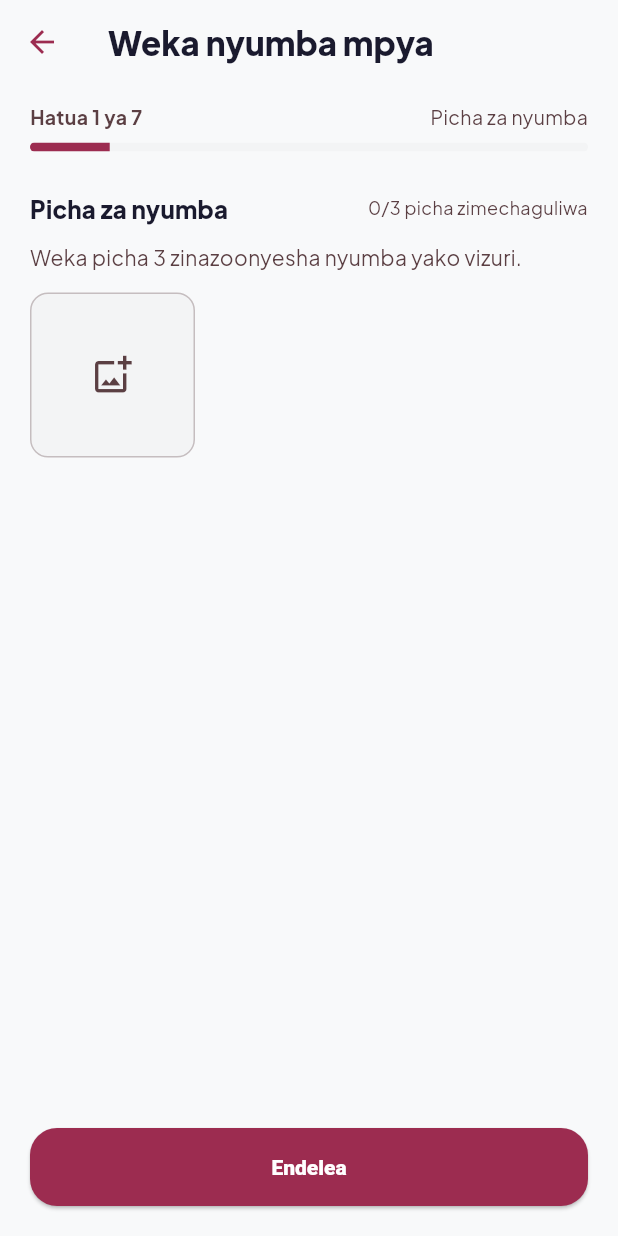
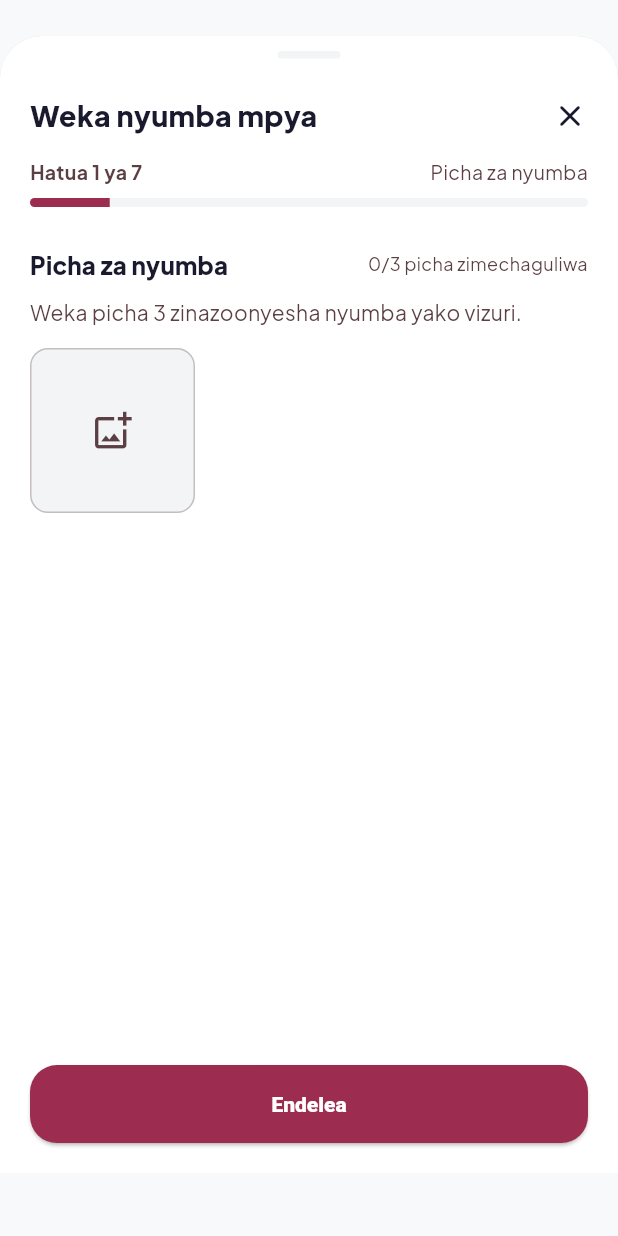
Before and after one commit to meshack-con/nyumba_mkononiV2, a Flutter app: the AddPropertyScreen widget shown alone on an empty page, opened directly, on a phone screen of 412 x 824 dp. Run offline on Flutter 3.47's test engine with Material 3 defaults, Android fonts, the phone set to English and light mode, and no system bars; our stand-ins replace chopper, file_picker, fl_chart, flutter_map, geolocator, get and 6 more; missing offline and left inert: dart:html; accounts and stored records are empty; network calls fail.

Commit message:
Refactor add_property_screen to modal card layout
Refactor add_property_screen to use a modal card layout instead of a full screen. Update build method to accommodate new design.

```diff
--- a/lib/screens/add_property_screen.dart
+++ b/lib/screens/add_property_screen.dart
@@ -359,14 +359,41 @@ class _AddPropertyScreenState extends State<AddPropertyScreen> {
     }
   }
 
+  // Fomu hii inaonyeshwa kama "card" ya modal inayopanda kutoka chini
+  // (bottom sheet) badala ya ukurasa mzima - ndiyo maana hakuna Scaffold/
+  // AppBar hapa; badala yake tunajenga kadi yenye pembe za mviringo juu,
+  // "drag handle", na kichwa chenye kitufe cha kufunga (X).
   @override
-  Widget build(BuildContext context) => Scaffold(
-        appBar: AppBar(title: const Text('Weka nyumba mpya', style: TextStyle(fontWeight: FontWeight.w800))),
-        body: SafeArea(
+  Widget build(BuildContext context) {
+    final screenHeight = MediaQuery.of(context).size.height;
+    return Padding(
+      padding: EdgeInsets.only(top: MediaQuery.of(context).padding.top + 24),
+      child: ClipRRect(
+        borderRadius: const BorderRadius.vertical(top: Radius.circular(28)),
+        child: Container(
+          height: screenHeight * 0.92,
+          decoration: const BoxDecoration(
+            color: Colors.white,
+            boxShadow: [BoxShadow(color: Colors.black26, blurRadius: 24, offset: Offset(0, -4))],
+          ),
+          child: SafeArea(
+            top: false,
             child: Column(
               children: [
+                const SizedBox(height: 10),
+                Container(width: 42, height: 5, decoration: BoxDecoration(color: AppTheme.sand, borderRadius: BorderRadius.circular(3))),
                 Padding(
-                padding: const EdgeInsets.fromLTRB(20, 12, 20, 0),
+                  padding: const EdgeInsets.fromLTRB(20, 14, 8, 0),
+                  child: Row(
+                    mainAxisAlignment: MainAxisAlignment.spaceBetween,
+                    children: [
+                      const Text('Weka nyumba mpya', style: TextStyle(fontWeight: FontWeight.w900, fontSize: 19)),
+                      IconButton(onPressed: () => Navigator.pop(context), icon: const Icon(Icons.close_rounded)),
+                    ],
+                  ),
+                ),
+                Padding(
+                  padding: const EdgeInsets.fromLTRB(20, 4, 20, 0),
                   child: _stepHeader(),
                 ),
                 Expanded(
@@ -390,7 +417,10 @@ class _AddPropertyScreenState extends State<AddPropertyScreen> {
               ],
             ),
           ),
+        ),
+      ),
     );
+  }
 
   Widget _stepHeader() => Column(
         crossAxisAlignment: CrossAxisAlignment.start,
```
Lines whose indentation alone changed are shown as unchanged.
